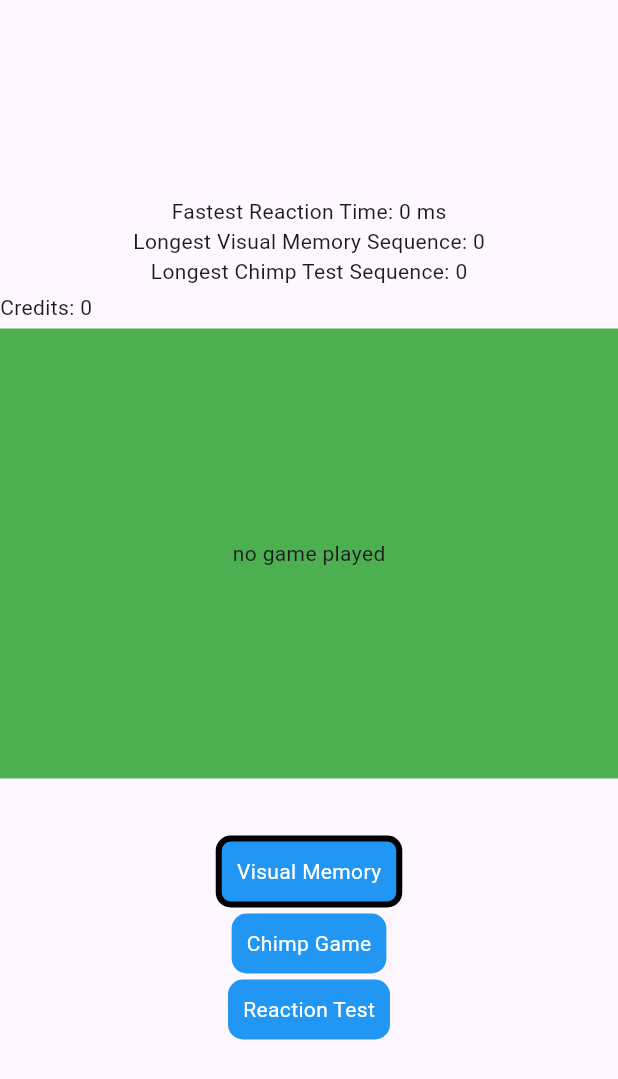
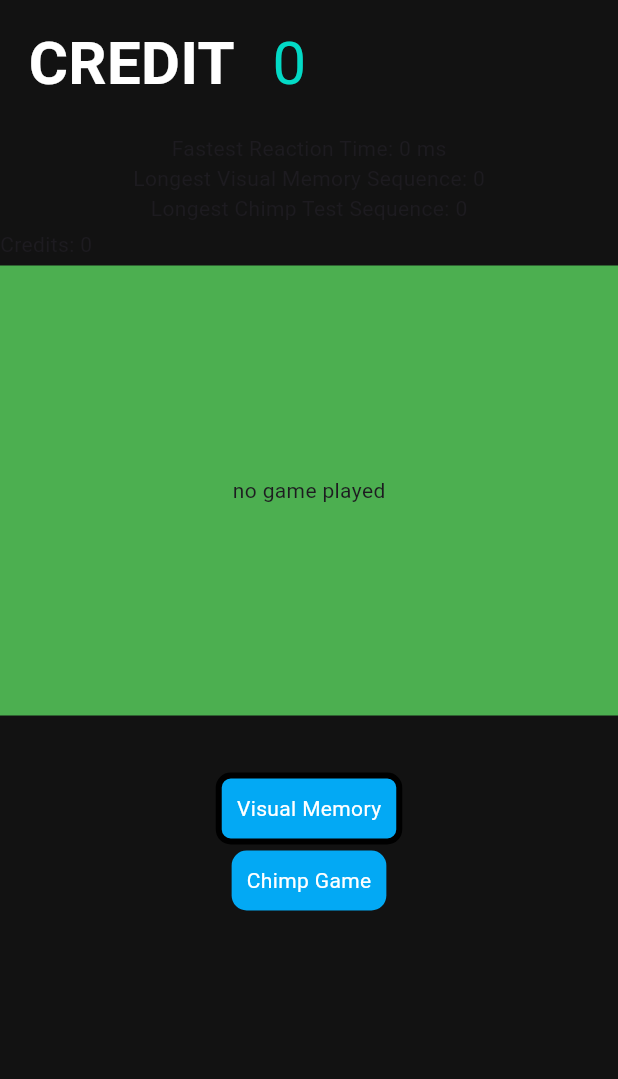
Before and after one commit to MicahMeadows/human_benchmark, a Flutter app: the screen it shows after launch, on a phone screen of 412 x 824 dp. Shown: the top 1079 px of the screen. Run offline on Flutter 3.47's test engine with Material 3 defaults, Android fonts, the phone set to English and light mode, and no system bars; our stand-ins replace flutter_bloc, freezed_annotation, get_it, go_router, just_audio, shared_preferences; missing offline and left inert: gamepads.

Commit message:
WIP: update select page style

```diff
--- /dev/null
+++ b/lib/colors.dart
@@ -0,0 +1,11 @@
+import 'package:flutter/material.dart';
+
+Color primary = Colors.lightBlue;
+Color primaryVariant = Colors.lightBlue.shade900;
+
+Color secondary = const Color(0xff03dac6);
+
+Color background = const Color(0xff121212);
+Color surface = const Color(0xff121212);
+
+Color error = const Color(0xffcf6679);
--- a/lib/widget/game_select_button.dart
+++ b/lib/widget/game_select_button.dart
@@ -1,4 +1,5 @@
 import 'package:flutter/material.dart';
+import 'package:human_benchmark/colors.dart';
 import 'package:human_benchmark/data/model/game_select_option.dart';
 
 class GameSelectButton extends StatelessWidget {
@@ -28,7 +29,7 @@ class GameSelectButton extends StatelessWidget {
                   width: 4,
                 )
               : null,
-          color: Colors.blue,
+          color: primary,
         ),
         padding: EdgeInsets.all(10),
         child: Text(
--- a/lib/widget/game_select_page.dart
+++ b/lib/widget/game_select_page.dart
@@ -5,6 +5,7 @@ import 'package:flutter_bloc/flutter_bloc.dart';
 import 'package:gamepads/gamepads.dart';
 import 'package:get_it/get_it.dart';
 import 'package:go_router/go_router.dart';
+import 'package:human_benchmark/colors.dart';
 import 'package:human_benchmark/data/cubit/credit_bank/credit_bank_cubit.dart';
 import 'package:human_benchmark/data/cubit/game_result/game_result_cubit.dart';
 import 'package:human_benchmark/data/cubit/records/records_cubit.dart';
@@ -33,14 +34,14 @@ class _GameSelectPageState extends State<GameSelectPage> {
       gameName: 'Chimp Game',
       route: '/chimp_game',
     ),
-    GameSelectOption(
-      gameName: 'Reaction Test',
-      route: '/reaction_game',
-    ),
+    // GameSelectOption(
+    //   gameName: 'Reaction Test',
+    //   route: '/reaction_game',
+    // ),
   ];
 
   int selectionIndex = 0;
-  int maxSelectionIndex = 2; // Adjust based on the number of games
+  // int maxSelectionIndex = 2; // Adjust based on the number of games
 
   @override
   void dispose() {
@@ -98,7 +99,7 @@ class _GameSelectPageState extends State<GameSelectPage> {
     }
 
     setState(() {
-      selectionIndex = newValue.clamp(0, maxSelectionIndex);
+      selectionIndex = newValue.clamp(0, gameOptions.length - 1);
     });
   }
 
@@ -120,17 +121,43 @@ class _GameSelectPageState extends State<GameSelectPage> {
   @override
   Widget build(BuildContext context) {
     return Scaffold(
-      body: BlocBuilder<RecordsCubit, RecordsState>(
+      body: Container(
+        color: background,
+        child: BlocBuilder<RecordsCubit, RecordsState>(
           bloc: recordsCubit,
           builder: (context, recordsState) {
             return BlocBuilder<CreditBankCubit, int>(
               bloc: creditBankCubit,
               builder: (context, coins) {
-              return Center(
-                child: Column(
+                return Column(
+                  mainAxisSize: MainAxisSize.max,
                   spacing: 4,
-                  mainAxisAlignment: MainAxisAlignment.center,
+                  mainAxisAlignment: MainAxisAlignment.start,
                   children: [
+                    Padding(
+                      padding: const EdgeInsets.all(14.0),
+                      child: Row(
+                        children: [
+                          SizedBox(width: 5),
+                          Text(
+                            'CREDIT',
+                            style: TextStyle(
+                              color: Colors.white,
+                              fontSize: 40,
+                              fontWeight: FontWeight.bold,
+                            ),
+                          ),
+                          SizedBox(width: 25),
+                          Text(
+                            '$coins',
+                            style: TextStyle(
+                              color: secondary,
+                              fontSize: 40,
+                            ),
+                          ),
+                        ],
+                      ),
+                    ),
                     recordsCubit.state.when(
                       initial: () {
                         return Text('no records loaded');
@@ -226,12 +253,12 @@ class _GameSelectPageState extends State<GameSelectPage> {
                     //       : null,
                     // ),
                   ],
-                ),
                 );
               },
             );
           },
         ),
+      ),
     );
   }
 }
```
Also changed, not shown: lib/widget/games/chimp_test_page.dart (+7 -6 lines), lib/widget/games/visual_memory_page.dart (+10 -9 lines). Lines whose indentation alone changed are shown as unchanged.
